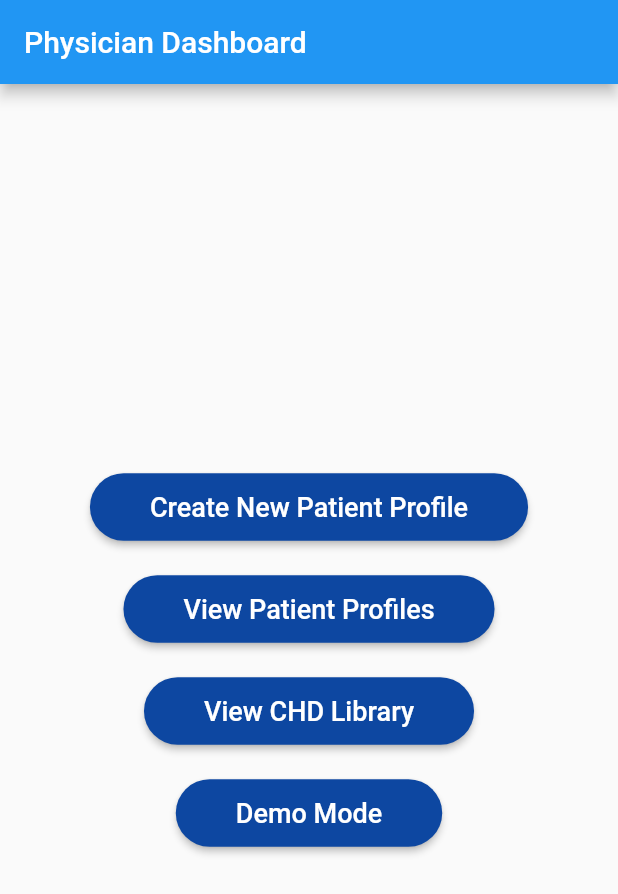
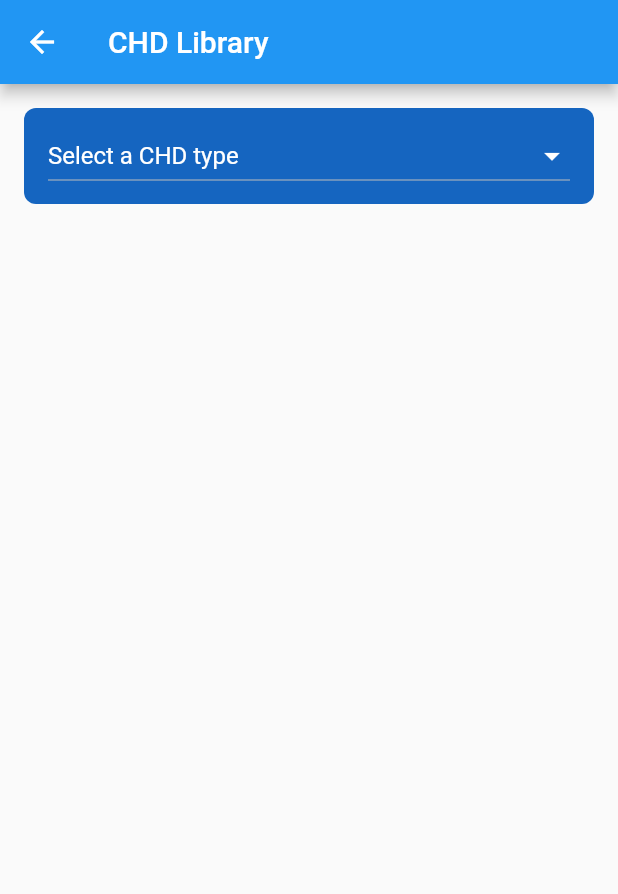
Before and after one commit to RitulSoni/I-Heart-App, a Flutter app: the PhysicianDashboard screen opened directly, after a tap on "View CHD Library", on a phone screen of 412 x 824 dp. Shown: the top 894 px of the screen. Run offline on Flutter 3.47's test engine with Material 2 defaults, Android fonts, the light colour scheme and no system bars; missing offline and left inert: model_viewer_plus.

Commit message:
added the chd library func

```diff
--- /dev/null
+++ b/my_app/lib/PhyscianDash/chd_lib.dart
@@ -0,0 +1,64 @@
+import 'package:flutter/material.dart';
+
+class CHDLib extends StatefulWidget {
+  const CHDLib({Key? key}) : super(key: key);
+
+  @override
+  _CHDLibState createState() => _CHDLibState();
+}
+
+class _CHDLibState extends State<CHDLib> {
+  String? _selectedCHD;
+
+  // Define CHD types and their corresponding .glb files
+  final Map<String, String> chdTypes = {
+    'CHD Type 1': 'assets/chd_type_1.glb',
+    'CHD Type 2': 'assets/chd_type_2.glb',
+    'CHD Type 3': 'assets/chd_type_3.glb',
+    // Add more CHD types and their corresponding .glb files here
+  };
+
+  @override
+  Widget build(BuildContext context) {
+    return Scaffold(
+      appBar: AppBar(title: const Text('CHD Library')),
+      body: Column(
+        children: [
+          Container(
+            padding: const EdgeInsets.symmetric(horizontal: 16, vertical: 8),
+            decoration: BoxDecoration(
+              color: Theme.of(context).accentColor,
+              borderRadius: BorderRadius.circular(8),
+            ),
+            margin: const EdgeInsets.all(16),
+            child: DropdownButton<String>(
+              dropdownColor: Theme.of(context).accentColor,
+              value: _selectedCHD,
+              hint: Text(
+                'Select a CHD type',
+                style: TextStyle(color: Colors.white),
+              ),
+              icon: Icon(Icons.arrow_drop_down, color: Colors.white),
+              iconSize: 24,
+              isExpanded: true,
+              onChanged: (String? newValue) {
+                setState(() {
+                  _selectedCHD = newValue;
+                });
+                // Load the .glb file with your model viewer here
+                print('Selected .glb file: ${chdTypes[newValue]}');
+              },
+              items: chdTypes.keys.map<DropdownMenuItem<String>>((String value) {
+                return DropdownMenuItem<String>(
+                  value: value,
+                  child: Text(value, style: TextStyle(color: Colors.white)),
+                );
+              }).toList(),
+            ),
+          ),
+          // Add your model viewer here
+        ],
+      ),
+    );
+  }
+}
--- a/my_app/lib/physician_dashboard.dart
+++ b/my_app/lib/PhyscianDash/physician_dashboard.dart
@@ -1,5 +1,6 @@
 import 'package:flutter/material.dart';
-import 'main.dart'; // Import MainPage from main.dart
+import '../main.dart'; // Import MainPage from main.dart
+import 'chd_lib.dart'; // Import CHDLib
 
 class PhysicianDashboard extends StatelessWidget {
   const PhysicianDashboard({Key? key}) : super(key: key);
@@ -35,9 +36,13 @@ class PhysicianDashboard extends StatelessWidget {
             _customButton(context, 'View Patient Profiles', () {
               // TODO: Implement view patient profiles functionality
             }),
-            const SizedBox(height: 20),
+             const SizedBox(height: 20),
             _customButton(context, 'View CHD Library', () {
-              // TODO: Implement view CHD library functionality
+              // Navigate to CHDLib when pressing the "View CHD Library" button
+              Navigator.push(
+                context,
+                MaterialPageRoute(builder: (context) => const CHDLib()),
+              );
             }),
             const SizedBox(height: 20),
             _customButton(context, 'Demo Mode', () {
--- a/my_app/lib/login_page.dart
+++ b/my_app/lib/login_page.dart
@@ -1,6 +1,6 @@
 import 'package:flutter/material.dart';
 import 'main.dart';
-import 'physician_dashboard.dart'; // Import PhysicianDashboard
+import 'PhyscianDash/physician_dashboard.dart'; // Import PhysicianDashboard
 
 class LoginPage extends StatelessWidget {
   @override
--- a/my_app/lib/main.dart
+++ b/my_app/lib/main.dart
@@ -1,7 +1,7 @@
 import 'package:flutter/material.dart';
 import 'package:model_viewer_plus/model_viewer_plus.dart';
 import 'login_page.dart';
-import 'physician_dashboard.dart';
+import 'PhyscianDash/physician_dashboard.dart';
 import 'model_viewer.dart';
 import 'splash_screen.dart'; // Import the SplashScreen from your splash_screen.dart file
 
--- a/my_app/lib/model_viewer.dart
+++ b/my_app/lib/model_viewer.dart
@@ -12,6 +12,7 @@ class ModelViewerWidget extends StatelessWidget {
       ar: true,
       autoRotate: true,
       cameraControls: true,
+      backgroundColor: const Color.fromARGB(255, 0, 0, 0),
     );
   }
 }
```
